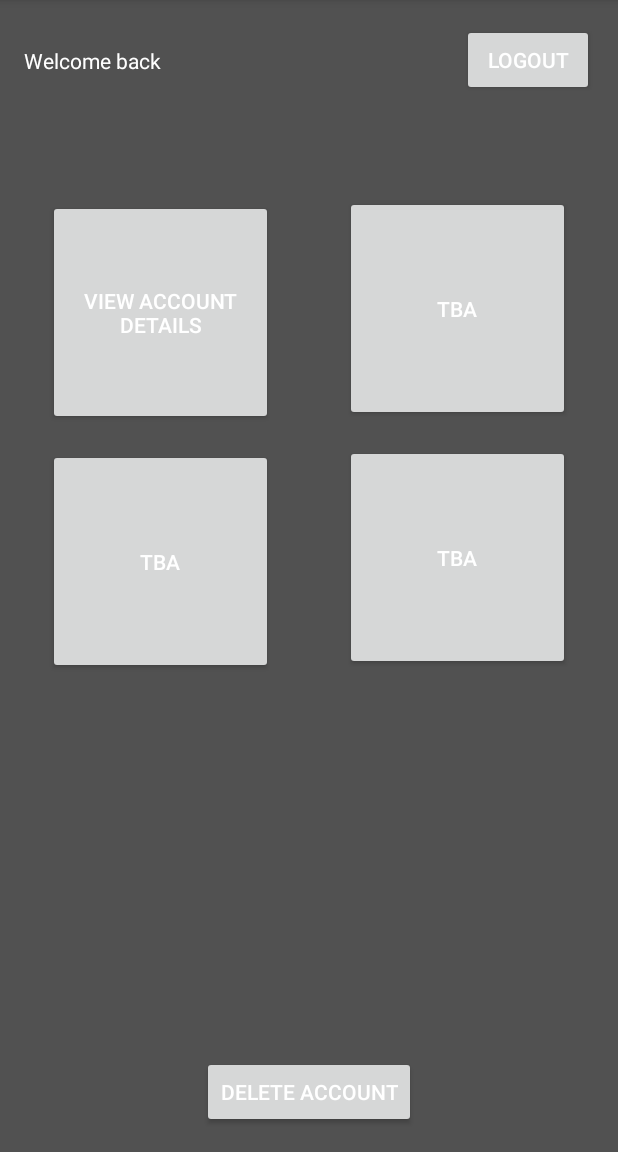
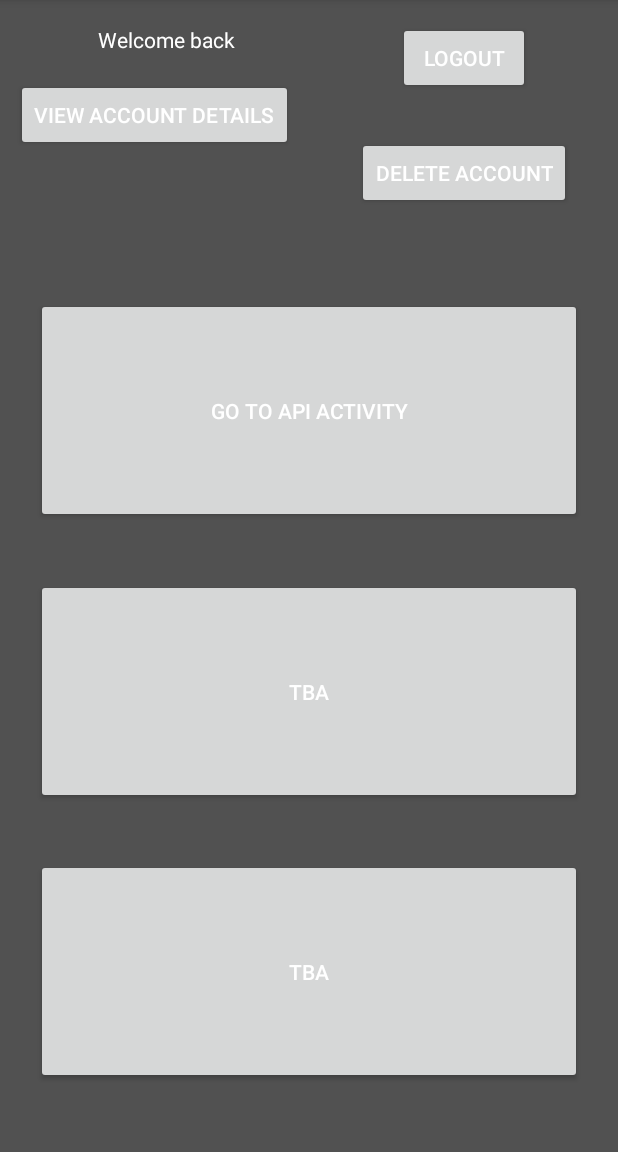
Before and after one commit to mtauber3-ford/LoginApp, an Android app: the fragment DashboardFragment shown on its own in the app's theme, on a phone screen of 412 x 824 dp, the part 84-1236 px from its top. Run offline under Robolectric (Android 15) with nearby library versions, the phone set to English and light mode, and no system bars; our stand-ins replace Room's generated code, data binding; 2 statements that could not run were skipped.

Commit message:
Fixed some bugs and added another activity

```diff
--- a/app/src/main/AndroidManifest.xml
+++ b/app/src/main/AndroidManifest.xml
@@ -16,6 +16,11 @@
                 <category android:name="android.intent.category.LAUNCHER"/>
             </intent-filter>
         </activity>
+        <activity android:name=".Features.API.Views.APIActivity">
+            <intent-filter>
+                <action android:name="android.intent.action.MAIN"/>
+            </intent-filter>
+        </activity>
     </application>
 
 </manifest>
--- a/app/src/main/java/mtaubert/loginapplication/Data/DB/Model/User.kt
+++ b/app/src/main/java/mtaubert/loginapplication/Data/DB/Model/User.kt
@@ -3,9 +3,10 @@ package mtaubert.loginapplication.Data.DB.Model
 import androidx.room.ColumnInfo
 import androidx.room.Entity
 import androidx.room.PrimaryKey
+import java.io.Serializable
 
 @Entity(tableName = "Users_Table")
 data class User(@PrimaryKey @ColumnInfo(name = "email") var email: String,
                 @ColumnInfo(name = "password") var password: String,
                 @ColumnInfo(name = "name") var name: String
-                )
+                ): Serializable
--- /dev/null
+++ b/app/src/main/java/mtaubert/loginapplication/Features/API/Models/APIModel.kt
@@ -0,0 +1,5 @@
+package mtaubert.loginapplication.Features.API.Models
+
+import mtaubert.loginapplication.Data.DB.Model.User
+
+data class APIModel(var currentUser: User? = null, var apiAddress:String = "", var apiKey: String = "", var result: String = "")
--- a/app/src/main/java/mtaubert/loginapplication/Features/Login/Views/AccountDetailsFragment.kt
+++ b/app/src/main/java/mtaubert/loginapplication/Features/Login/Views/AccountDetailsFragment.kt
@@ -48,7 +48,7 @@ class AccountDetailsFragment : BaseLoginFragment() {
     }
 
     private fun setupButtonListeners(binding: LoginFragmentAccountDetailsBinding) {
-        val preferences = (activity as LoginActivity).getPreferences(Context.MODE_PRIVATE)
+        val preferences = (activity as LoginActivity).getSharedPreferences("THEME",Context.MODE_PRIVATE)
         val darkMode = preferences.getString("current_theme", "LightTheme") == "DarkTheme"
         if(binding.darkModeSwitch.isChecked != darkMode) {
             binding.darkModeSwitch.isChecked = darkMode
--- a/app/src/main/java/mtaubert/loginapplication/Features/Login/Views/Dashboard.kt
+++ b/app/src/main/java/mtaubert/loginapplication/Features/Login/Views/DashboardFragment.kt
@@ -1,22 +1,24 @@
 package mtaubert.loginapplication.Features.Login.Views
 
 
+import android.content.Intent
 import android.os.Bundle
 import android.view.LayoutInflater
 import android.view.View
 import android.view.ViewGroup
 import android.widget.Toast
 import androidx.databinding.DataBindingUtil
+import mtaubert.loginapplication.Features.API.Views.APIActivity
 import mtaubert.loginapplication.R
 import mtaubert.loginapplication.Utils.Fragments.BaseLoginFragment
 import mtaubert.loginapplication.databinding.LoginFragmentDashboardBinding
 import java.lang.NullPointerException
 
-class Dashboard : BaseLoginFragment() {
+class DashboardFragment : BaseLoginFragment() {
 
     companion object {
-        fun newInstance(): Dashboard {
-            return Dashboard()
+        fun newInstance(): DashboardFragment {
+            return DashboardFragment()
         }
     }
 
@@ -59,7 +61,12 @@ class Dashboard : BaseLoginFragment() {
 
         binding.accountDetailsButton.setOnClickListener {
             (activity as LoginActivity).changeFragment("accountDetails")
+        }
 
+        binding.apiButton.setOnClickListener {
+            val intent = Intent((activity as LoginActivity), APIActivity::class.java)
+            intent.putExtra("currentUser", loginViewModel.getCurrentUser())
+            startActivity(intent)
         }
     }
 
--- a/app/src/main/java/mtaubert/loginapplication/Features/Login/Views/LoginActivity.kt
+++ b/app/src/main/java/mtaubert/loginapplication/Features/Login/Views/LoginActivity.kt
@@ -23,7 +23,7 @@ class LoginActivity : BaseActivity() {
      * Switches theme between light and dark mode
      */
     fun toggleTheme() {
-        val preferences = getPreferences(Context.MODE_PRIVATE)
+        val preferences = getSharedPreferences("THEME", Context.MODE_PRIVATE)
         when(preferences.getString("current_theme", "DarkTheme")) {
             "LightTheme" -> {
                 preferences.edit().putString("current_theme", "DarkTheme").apply()
@@ -40,7 +40,7 @@ class LoginActivity : BaseActivity() {
      */
     fun changeFragment(target:String) {
         val fragment = when(target) {
-            "dashboard" -> Dashboard.newInstance()
+            "dashboard" -> DashboardFragment.newInstance()
             "login" -> LoginFragment.newInstance()
             "accountDetails" -> AccountDetailsFragment.newInstance()
             "signUp" -> SignUpFragment.newInstance()
--- a/app/src/main/java/mtaubert/loginapplication/Features/Login/Views/LoginFragment.kt
+++ b/app/src/main/java/mtaubert/loginapplication/Features/Login/Views/LoginFragment.kt
@@ -42,12 +42,12 @@ class LoginFragment : BaseLoginFragment() {
             (activity as LoginActivity).changeFragment("signUp")
         }
 
-        checkIfUserLoggedIn(binding)
+        checkIfUserLoggedIn()
 
         return binding.root
     }
 
-    private fun checkIfUserLoggedIn(binding: LoginFragmentLoginBinding) {
+    private fun checkIfUserLoggedIn() {
         if(loginViewModel.getCurrentUser() != null){
             Toast.makeText(activity, "Logged out ${loginViewModel.getCurrentUser()?.name}", Toast.LENGTH_LONG).show()
             loginViewModel.logoutCurrentUser()
--- a/app/src/main/java/mtaubert/loginapplication/Utils/Activities/BaseActivity.kt
+++ b/app/src/main/java/mtaubert/loginapplication/Utils/Activities/BaseActivity.kt
@@ -16,9 +16,9 @@ open class BaseActivity : AppCompatActivity() {
     override fun onCreate(savedInstanceState: Bundle?) {
         super.onCreate(savedInstanceState)
 
-        prefs = getPreferences(Context.MODE_PRIVATE)
+        prefs = getSharedPreferences("THEME", Context.MODE_PRIVATE)
         if(prefs.getString("current_theme", "empty") == "empty") {
-            prefs.edit().putString("current_theme", "DarkTheme").apply()
+            prefs.edit().putString("current_theme", "LightTheme").apply()
         }
 
         currentTheme = prefs.getString("current_theme", "LightTheme")!!
--- a/app/src/main/res/layout/login_fragment_dashboard.xml
+++ b/app/src/main/res/layout/login_fragment_dashboard.xml
@@ -7,31 +7,29 @@
         android:id="@+id/constrainLayout"
         android:layout_width="match_parent"
         android:layout_height="match_parent"
-            tools:context=".Features.Login.Views.Dashboard"
-            android:background="?attr/backgroundColor">
+        android:background="?attr/backgroundColor"
+        tools:context=".Features.Login.Views.DashboardFragment">
 
         <Button
             android:id="@+id/logout_button"
             android:layout_width="wrap_content"
             android:layout_height="wrap_content"
-                android:layout_marginTop="16dp"
-                android:layout_marginEnd="16dp"
             android:text="@string/logout"
+            app:layout_constraintBottom_toTopOf="@+id/h_guide_2"
             app:layout_constraintEnd_toEndOf="parent"
-                app:layout_constraintTop_toTopOf="parent"
-        />
+            app:layout_constraintStart_toStartOf="@+id/guideline"
+            app:layout_constraintTop_toTopOf="parent" />
 
         <Button
             android:id="@+id/delete_account_button"
             android:layout_width="wrap_content"
             android:layout_height="wrap_content"
-                android:layout_marginStart="16dp"
-                android:layout_marginEnd="16dp"
-                android:layout_marginBottom="16dp"
             android:text="@string/delete_account"
-                app:layout_constraintBottom_toBottomOf="parent"
+            app:layout_constraintBottom_toTopOf="@+id/h_guideline"
             app:layout_constraintEnd_toEndOf="parent"
-                app:layout_constraintStart_toStartOf="parent"/>
+            app:layout_constraintHorizontal_bias="0.507"
+            app:layout_constraintStart_toStartOf="@+id/guideline"
+            app:layout_constraintTop_toTopOf="@+id/h_guide_2" />
 
         <TextView
             android:id="@+id/name_display"
@@ -41,9 +39,10 @@
             android:text="@string/welcome_message"
             android:textAlignment="center"
             android:textSize="14sp"
-                app:layout_constraintBottom_toBottomOf="@+id/logout_button"
+            app:layout_constraintBottom_toTopOf="@+id/account_details_button"
+            app:layout_constraintEnd_toStartOf="@+id/guideline"
             app:layout_constraintStart_toStartOf="parent"
-                app:layout_constraintTop_toTopOf="@+id/logout_button"/>
+            app:layout_constraintTop_toTopOf="parent" />
 
         <androidx.constraintlayout.widget.Guideline
             android:id="@+id/guideline"
@@ -52,60 +51,70 @@
             android:orientation="vertical"
             app:layout_constraintEnd_toEndOf="parent"
             app:layout_constraintGuide_percent="0.5"
-                app:layout_constraintStart_toStartOf="parent"/>
+            app:layout_constraintStart_toStartOf="parent" />
 
         <Button
             android:id="@+id/account_details_button"
-                android:layout_width="150dp"
-                android:layout_height="150dp"
-                android:layout_marginStart="16dp"
-                android:layout_marginTop="16dp"
-                android:layout_marginEnd="8dp"
-                android:layout_marginBottom="16dp"
+            android:layout_width="wrap_content"
+            android:layout_height="wrap_content"
             android:text="@string/account_details"
-                app:layout_constraintBottom_toBottomOf="parent"
+            app:layout_constraintBottom_toTopOf="@+id/h_guideline"
             app:layout_constraintEnd_toStartOf="@+id/guideline"
             app:layout_constraintStart_toStartOf="parent"
-                app:layout_constraintTop_toTopOf="parent"
-                app:layout_constraintVertical_bias="0.2"/>
+            app:layout_constraintTop_toTopOf="parent" />
 
         <Button
-                android:id="@+id/tba_button_1"
-                android:layout_width="150dp"
+            android:id="@+id/tba_button_3"
+            android:layout_width="0dp"
             android:layout_height="150dp"
-                android:layout_marginStart="8dp"
-                android:layout_marginEnd="16dp"
-                android:layout_marginBottom="16dp"
+            android:layout_marginTop="16dp"
+            android:layout_marginBottom="24dp"
             android:text="@string/TBA"
-                app:layout_constraintBottom_toBottomOf="@+id/account_details_button"
+            app:layout_constraintBottom_toBottomOf="parent"
+            app:layout_constraintEnd_toEndOf="@+id/tba_button_2"
+            app:layout_constraintHorizontal_bias="0.5"
+            app:layout_constraintStart_toStartOf="@+id/tba_button_2"
+            app:layout_constraintTop_toBottomOf="@+id/tba_button_2" />
+
+        <Button
+            android:id="@+id/api_button"
+            android:layout_width="0dp"
+            android:layout_height="150dp"
+            android:layout_marginStart="24dp"
+            android:layout_marginTop="24dp"
+            android:layout_marginEnd="24dp"
+            android:text="@string/api_activity"
+            app:layout_constraintBottom_toTopOf="@+id/tba_button_2"
             app:layout_constraintEnd_toEndOf="parent"
-                app:layout_constraintStart_toStartOf="@+id/guideline"
-                app:layout_constraintTop_toTopOf="@+id/account_details_button"
-                app:layout_constraintVertical_bias="0.2"/>
+            app:layout_constraintHorizontal_bias="0.5"
+            app:layout_constraintStart_toStartOf="parent"
+            app:layout_constraintTop_toTopOf="@+id/h_guideline" />
 
         <Button
             android:id="@+id/tba_button_2"
-                android:layout_width="150dp"
+            android:layout_width="0dp"
             android:layout_height="150dp"
-                android:layout_marginStart="16dp"
             android:layout_marginTop="16dp"
-                android:layout_marginEnd="8dp"
             android:text="@string/TBA"
-                app:layout_constraintEnd_toStartOf="@+id/guideline"
-                app:layout_constraintStart_toStartOf="parent"
-                app:layout_constraintTop_toBottomOf="@+id/account_details_button"/>
+            app:layout_constraintBottom_toTopOf="@+id/tba_button_3"
+            app:layout_constraintEnd_toEndOf="@+id/api_button"
+            app:layout_constraintHorizontal_bias="0.5"
+            app:layout_constraintStart_toStartOf="@+id/api_button"
+            app:layout_constraintTop_toBottomOf="@+id/api_button" />
 
-        <Button
-                android:id="@+id/tba_button_3"
-                android:layout_width="150dp"
-                android:layout_height="150dp"
-                android:layout_marginStart="8dp"
-                android:layout_marginTop="16dp"
-                android:layout_marginEnd="16dp"
-                android:text="@string/TBA"
-                app:layout_constraintEnd_toEndOf="parent"
-                app:layout_constraintStart_toStartOf="@+id/guideline"
-                app:layout_constraintTop_toBottomOf="@+id/tba_button_1"/>
+        <androidx.constraintlayout.widget.Guideline
+            android:id="@+id/h_guideline"
+            android:layout_width="wrap_content"
+            android:layout_height="wrap_content"
+            android:orientation="horizontal"
+            app:layout_constraintGuide_percent="0.2" />
+
+        <androidx.constraintlayout.widget.Guideline
+            android:id="@+id/h_guide_2"
+            android:layout_width="wrap_content"
+            android:layout_height="wrap_content"
+            android:orientation="horizontal"
+            app:layout_constraintGuide_percent="0.1" />
 
     </androidx.constraintlayout.widget.ConstraintLayout>
 </layout>
--- a/app/src/main/res/navigation/navigation.xml
+++ b/app/src/main/res/navigation/navigation.xml
@@ -18,7 +18,7 @@
         <action android:id="@+id/action_signUpFragment_to_accountFragment" app:destination="@id/accountFragment"
                 app:popUpTo="@+id/loginFragment" app:popUpToInclusive="true"/>
     </fragment>
-    <fragment android:id="@+id/accountFragment" android:name="mtaubert.loginapplication.Features.Login.Views.Dashboard"
+    <fragment android:id="@+id/accountFragment" android:name="mtaubert.loginapplication.Features.Login.Views.DashboardFragment"
               android:label="AccountFragment">
         <action android:id="@+id/action_accountFragment_to_loginFragment" app:destination="@id/loginFragment"/>
         <action
--- a/app/src/main/res/values/strings.xml
+++ b/app/src/main/res/values/strings.xml
@@ -1,4 +1,5 @@
 <resources>
+    <!--    Login Activity-->
     <string name="app_name">Login Application</string>
     <string name="login">Login</string>
     <string name="logout">Logout</string>
@@ -15,7 +16,10 @@
     <string name="delete_account">Delete Account</string>
     <string name="welcome_message">Welcome back </string>
     <string name="account_details">View Account Details</string>
+    <string name="api_activity">Go to API Activity</string>
     <string name="TBA">TBA</string>
     <string name="dark_mode">Dark Mode</string>
 
+    <!--    API Activity-->
+
 </resources>
```
Also changed, not shown: app/src/main/java/mtaubert/loginapplication/Features/API/ViewModels/APIViewModel.kt (added, +27 -0 lines), app/src/main/java/mtaubert/loginapplication/Features/API/Views/APIActivity.kt (+34 -0 lines), app/src/main/java/mtaubert/loginapplication/Features/API/Views/LandingFragment.kt (added, +41 -0 lines), app/src/main/java/mtaubert/loginapplication/Utils/Fragments/BaseAPIFragment.kt (added, +17 -0 lines), app/src/main/res/layout/api_activity_main.xml (added, +7 -0 lines), app/src/main/res/layout/api_fragment_landing.xml (added, +32 -0 lines). Lines whose indentation alone changed are shown as unchanged.
